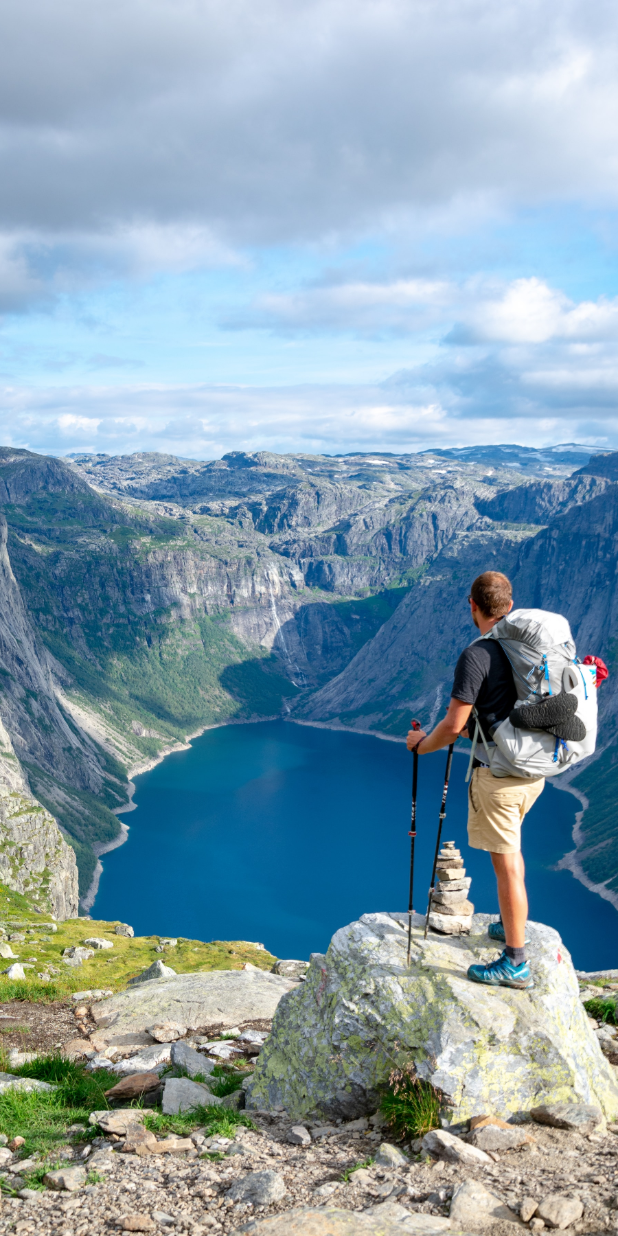
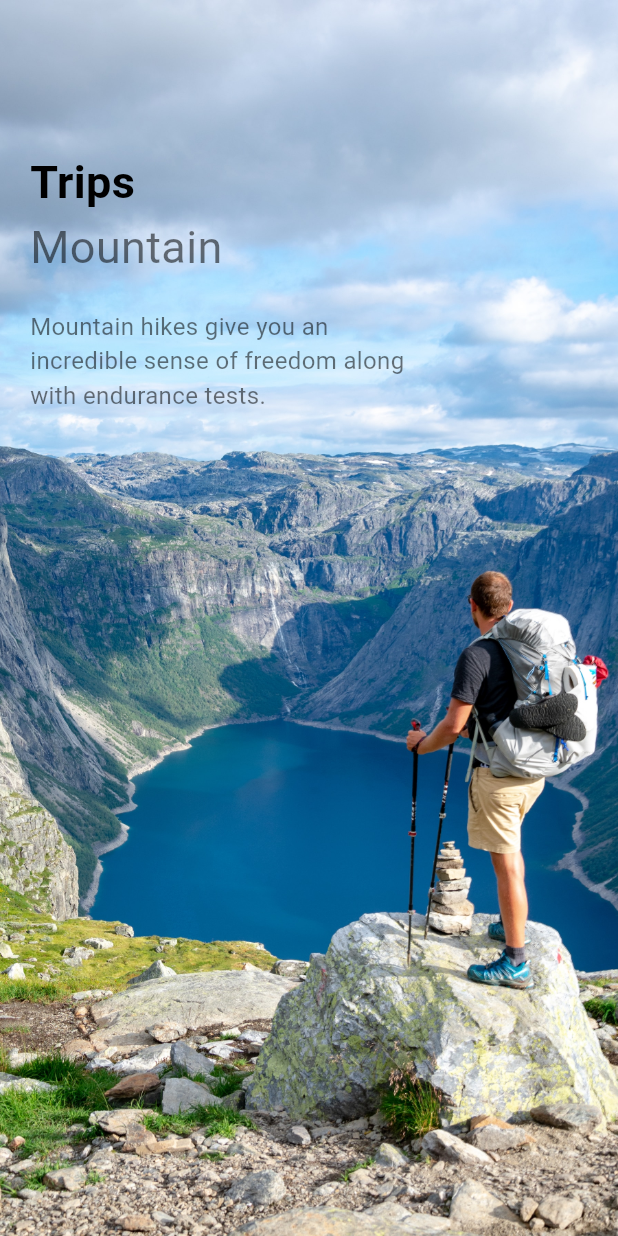
Before and after one commit to ASHAN2021/travel_app, a Flutter app: the screen it shows after launch, on a phone screen of 412 x 824 dp. Run offline on Flutter 3.47's test engine with Material 3 defaults, Android fonts, the phone set to English and light mode, and no system bars.

Commit message:
use text

```diff
--- a/travel_app/lib/pages/welcome_page.dart
+++ b/travel_app/lib/pages/welcome_page.dart
@@ -1,4 +1,6 @@
 import 'package:flutter/material.dart';
+import 'package:travel_app/widgets/app_large_text.dart';
+import 'package:travel_app/widgets/app_text.dart';
 
 class Welcomepage extends StatefulWidget {
   const Welcomepage({super.key});
@@ -24,6 +26,32 @@ class _WelcomepageState extends State<Welcomepage> {
                     image: AssetImage("img/" + image[index]),
                     fit: BoxFit.cover),
               ),
+              child: Container(
+                margin: const EdgeInsets.only(top: 100, left: 20, right: 10),
+                child: Row(
+                  children: [
+                    Column(
+                      crossAxisAlignment: CrossAxisAlignment.start,
+                      children: [
+                        Applargetext(text: "Trips"),
+                        Apptext(
+                          text: "Mountain",
+                          size: 30,
+                        ),
+                        SizedBox(
+                          height: 20,
+                        ),
+                        Container(
+                          width: 250,
+                          child: Apptext(
+                              text:
+                                  "Mountain hikes give you an incredible sense of freedom along with endurance tests.  "),
+                        ),
+                      ],
+                    ),
+                  ],
+                ),
+              ),
             );
           }),
     );
--- /dev/null
+++ b/travel_app/lib/widgets/app_large_text.dart
@@ -0,0 +1,21 @@
+import 'package:flutter/material.dart';
+
+class Applargetext extends StatelessWidget {
+  double size;
+  final String text;
+  final Color color;
+  Applargetext(
+      {super.key,
+      required this.text,
+      this.color = Colors.black,
+      this.size = 30});
+
+  @override
+  Widget build(BuildContext context) {
+    return Text(
+      text,
+      style:
+          TextStyle(color: color, fontSize: size, fontWeight: FontWeight.bold),
+    );
+  }
+}
--- /dev/null
+++ b/travel_app/lib/widgets/app_text.dart
@@ -0,0 +1,23 @@
+import 'package:flutter/material.dart';
+
+class Apptext extends StatelessWidget {
+  double size;
+  final String text;
+  final Color color;
+  Apptext(
+      {super.key,
+      required this.text,
+      this.color = Colors.black54,
+      this.size = 16});
+
+  @override
+  Widget build(BuildContext context) {
+    return Text(
+      text,
+      style: TextStyle(
+        color: color,
+        fontSize: size,
+      ),
+    );
+  }
+}
```
